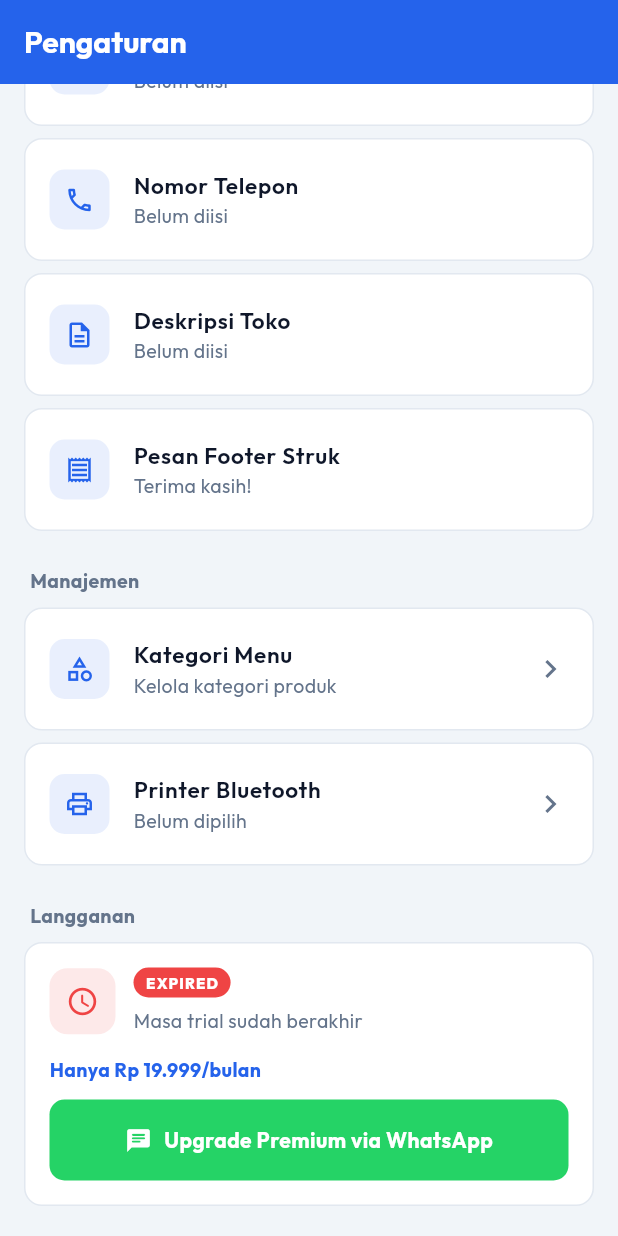
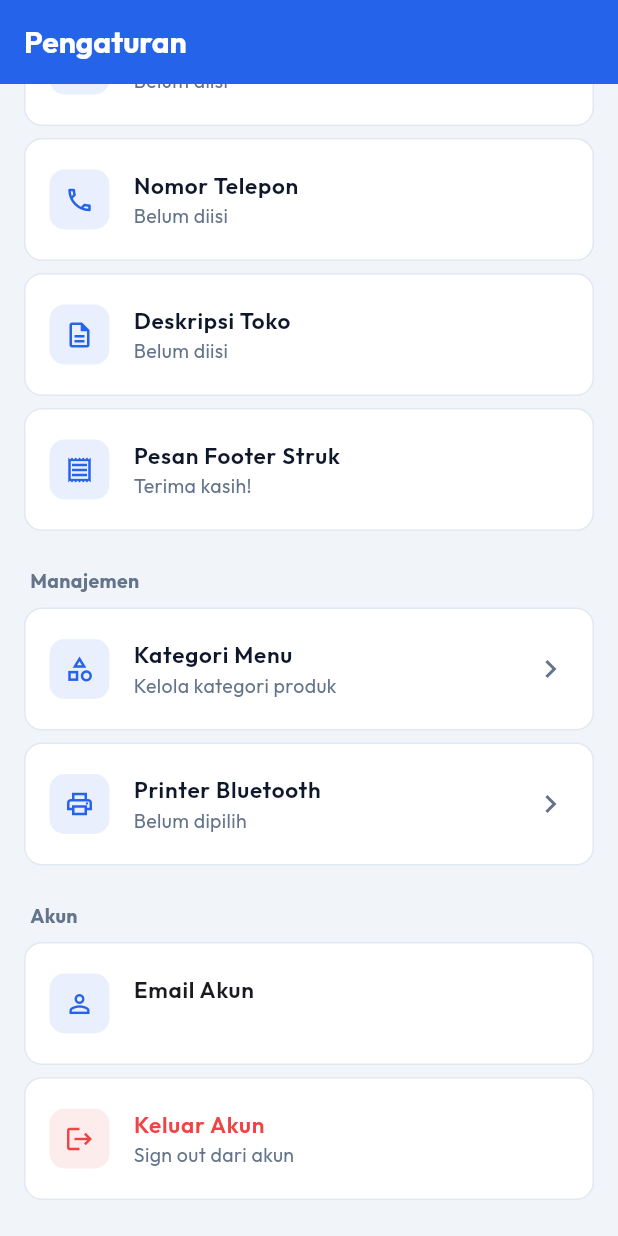
Before and after one commit to IdhamTryCode/POSin, a Flutter app: the SettingsScreen screen opened directly, scrolled down 293 dp, on a phone screen of 412 x 824 dp. Run offline on Flutter 3.47's test engine with Material 3 defaults, Android fonts, the phone set to English and light mode, and no system bars; our stand-ins replace dio, fl_chart, flutter_riverpod, google_fonts, image_picker, open_filex and 7 more; accounts and stored records are empty.

Commit message:
feat(plan): make app free forever, hide subscription UI
Disable paywall by forcing PlanModel.isActive to always return true, and
hide the Langganan section (trial badge + upgrade button) from Settings.
Both the paid-mode logic and the _PlanCard widget are kept (commented /
unused) so billing can be re-enabled later without rewriting.

Co-Authored-By: Claude Opus 4.8 (1M context) <noreply@anthropic.com>

```diff
--- a/lib/features/plan/models/plan_model.dart
+++ b/lib/features/plan/models/plan_model.dart
@@ -22,8 +22,12 @@ class PlanModel {
   bool get isPremium => planType == PlanType.premium;
 
   bool get isActive {
-    if (isPremium) return true;
-    return DateTime.now().isBefore(trialExpiresAt);
+    // App gratis selamanya — paywall dinonaktifkan.
+    // Untuk mengembalikan ke mode berbayar, hapus `return true;` di bawah
+    // dan aktifkan kembali 2 baris pengecekan trial.
+    return true;
+    // if (isPremium) return true;
+    // return DateTime.now().isBefore(trialExpiresAt);
   }
 
   int get daysLeft {
--- a/lib/features/settings/screens/settings_screen.dart
+++ b/lib/features/settings/screens/settings_screen.dart
@@ -50,9 +50,12 @@ class SettingsScreen extends ConsumerWidget {
           _SettingTile(icon: Icons.print_outlined, title: 'Printer Bluetooth',
             subtitle: settings['printer_name']?.isNotEmpty == true ? settings['printer_name']! : 'Belum dipilih',
             onTap: () => Navigator.push(context, MaterialPageRoute(builder: (_) => const PrinterSettingsScreen())), showArrow: true),
-          const SizedBox(height: 16),
-          _SectionHeader(title: 'Langganan'),
-          const _PlanCard(),
+          // ── Langganan disembunyikan (app gratis selamanya) ──
+          // Untuk mengembalikan ke mode berbayar, hapus komentar 3 baris di bawah
+          // dan ubah kembali PlanModel.isActive (lihat plan_model.dart).
+          // const SizedBox(height: 16),
+          // _SectionHeader(title: 'Langganan'),
+          // const _PlanCard(),
           const SizedBox(height: 16),
           _SectionHeader(title: 'Akun'),
           _AccountInfoTile(),
@@ -234,7 +237,9 @@ class _SettingTile extends StatelessWidget {
 }
 
 // ── Plan / Subscription card ─────────────────────────────────────────────────
+// Disembunyikan dari UI (app gratis). Dipertahankan untuk mode berbayar nanti.
 
+// ignore: unused_element
 class _PlanCard extends ConsumerWidget {
   const _PlanCard();
 
```
